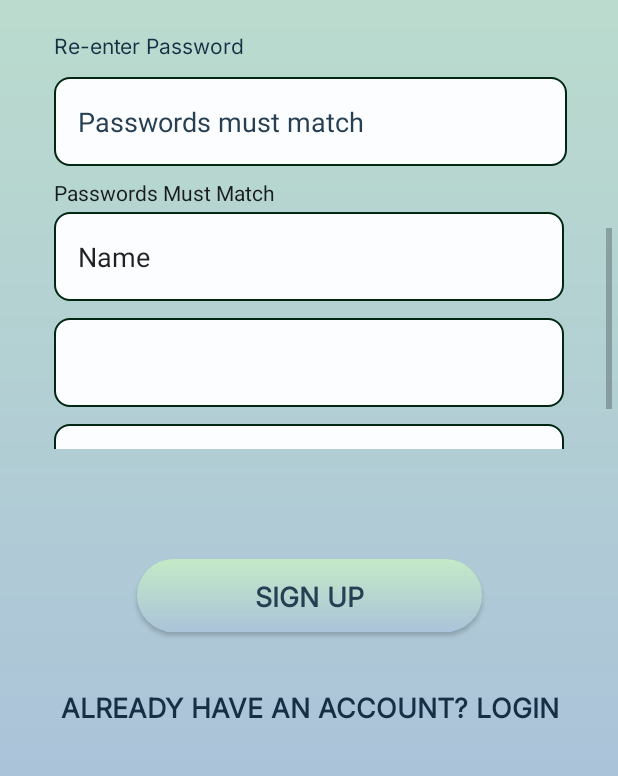
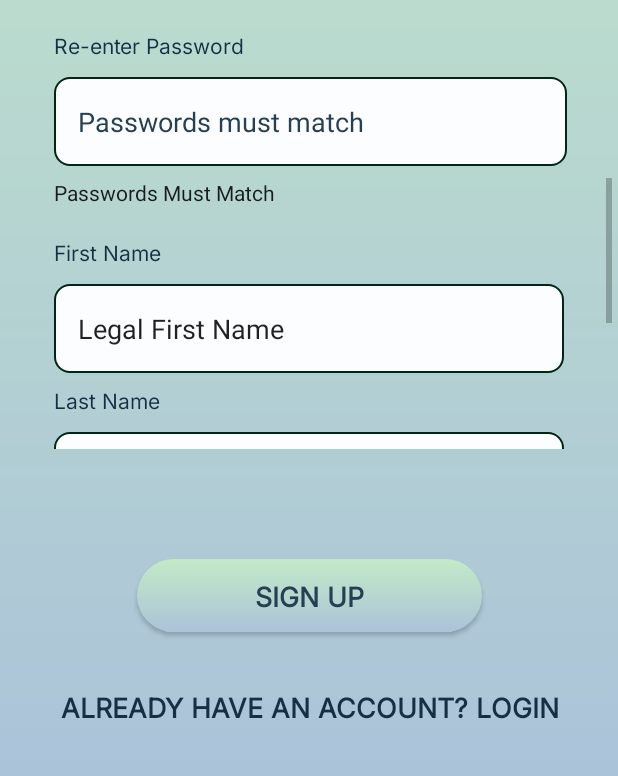
Before and after one commit to FullSailPatrick/2025May_Team03, an Android app: the layout createaccount.xml on its own in the app's theme, with its tools: preview values and no code run, scrolled down 441 dp, on a phone screen of 412 x 824 dp, the part 460-1236 px from its top. Run offline under Robolectric (Android 15) with nearby library versions, the light colour scheme and no system bars; Roboto replaces fonts that are not available here.

Commit message:
# Finished remaining open tasks for create a user menu -> re-organized the strings file and added headers to improve readability of the XML code

```diff
--- a/App/app/src/main/res/layout/createaccount.xml
+++ b/App/app/src/main/res/layout/createaccount.xml
@@ -166,13 +166,23 @@
                 android:textColorHint="#263F53" />
 
             <CheckedTextView
-                android:id="@+id/checkedTextView"
+                android:id="@+id/confirm_password_requirements"
                 android:layout_width="match_parent"
                 android:layout_height="wrap_content"
-                android:text="@string/passwords_must_match" />
+                android:layout_marginBottom="20dp"
+                android:text="@string/confirm_password_requirements" />
+
+            <TextView
+                android:id="@+id/first_name_label"
+                android:layout_width="wrap_content"
+                android:layout_height="wrap_content"
+                android:layout_marginBottom="8dp"
+                android:fontFamily="@font/inter"
+                android:text="@string/first_name"
+                android:textColor="@color/button_text_color" />
 
             <EditText
-                android:id="@+id/editTextText"
+                android:id="@+id/first_name"
                 android:layout_width="340dp"
                 android:layout_height="59dp"
                 android:layout_marginTop="3dp"
@@ -183,11 +193,44 @@
                 android:inputType="text"
                 android:minHeight="48dp"
                 android:selectAllOnFocus="true"
-                android:text="Name"
+                android:text="@string/new_first_name_tip"
                 android:textColorHint="#263F53" />
 
+            <TextView
+                android:id="@+id/last_name_label"
+                android:layout_width="wrap_content"
+                android:layout_height="wrap_content"
+                android:layout_marginBottom="8dp"
+                android:fontFamily="@font/inter"
+                android:text="@string/last_name"
+                android:textColor="@color/button_text_color" />
+
             <EditText
-                android:id="@+id/editTextPhone"
+                android:id="@+id/last_name"
+                android:layout_width="340dp"
+                android:layout_height="59dp"
+                android:layout_marginTop="3dp"
+                android:layout_marginBottom="8dp"
+                android:autofillHints="Email"
+                android:background="@drawable/rounded_text"
+                android:ems="10"
+                android:inputType="text"
+                android:minHeight="48dp"
+                android:selectAllOnFocus="true"
+                android:text="@string/last_name_tip"
+                android:textColorHint="#263F53" />
+
+            <TextView
+                android:id="@+id/user_phone_label"
+                android:layout_width="wrap_content"
+                android:layout_height="wrap_content"
+                android:layout_marginBottom="8dp"
+                android:fontFamily="@font/inter"
+                android:text="@string/user_phone"
+                android:textColor="@color/button_text_color" />
+
+            <EditText
+                android:id="@+id/user_phone_number"
                 android:layout_width="340dp"
                 android:layout_height="59dp"
                 android:layout_marginTop="3dp"
@@ -198,8 +241,17 @@
                 android:inputType="phone"
                 android:minHeight="48dp" />
 
+            <TextView
+                android:id="@+id/user_address_label"
+                android:layout_width="wrap_content"
+                android:layout_height="wrap_content"
+                android:layout_marginBottom="8dp"
+                android:fontFamily="@font/inter"
+                android:text="@string/user_address"
+                android:textColor="@color/button_text_color" />
+
             <EditText
-                android:id="@+id/editTextTextPostalAddress"
+                android:id="@+id/user_postal_address"
                 android:layout_width="340dp"
                 android:layout_height="59dp"
                 android:layout_marginTop="3dp"
--- a/App/app/src/main/res/layout/login.xml
+++ b/App/app/src/main/res/layout/login.xml
@@ -15,7 +15,7 @@
         android:layout_marginTop="48dp"
         android:autofillHints="Email"
         android:background="@drawable/rounded_text"
-        android:hint="@string/Email"
+        android:hint="@string/Email_tip"
         android:inputType="textEmailAddress"
         android:minHeight="48dp"
         android:selectAllOnFocus="true"
@@ -30,9 +30,9 @@
         android:layout_width="342dp"
         android:layout_height="59dp"
         android:layout_marginTop="48dp"
-        android:autofillHints="@string/prompt_password"
+        android:autofillHints="@string/prompt_password_tip"
         android:background="@drawable/rounded_text"
-        android:hint="@string/prompt_password"
+        android:hint="@string/prompt_password_tip"
         android:imeActionLabel="@string/action_sign_in_short"
         android:imeOptions="actionDone"
         android:inputType="textPassword"
--- a/App/app/src/main/res/values/strings.xml
+++ b/App/app/src/main/res/values/strings.xml
@@ -1,41 +1,50 @@
 <resources>
+
+    <!-- Screen Element Labels -->
     <string name="app_name">SpotMe</string>
     <string name="app_logo">app_logo</string>
-    <string name="Email">Enter Email Or Username</string>
-    <string name="prompt_password">Enter Password</string>
     <string name="action_sign_in_short">action_sign_in_short</string>
     <string name="action_sign_in">Log In</string>
     <string name="action_create_account">Create Account</string>
     <string name="action_forgot_password">Forgot Password?</string>
     <string name="spotme">SpotMe</string>
+    <string name="sign_up">Sign Up</string>
+    <string name="return_to_login">Already have an account? Login</string>
+
+    <!-- Text Box Labels -->
+    <string name="last_name">Last Name</string>
+    <string name="new_username">Create A Username</string>
+    <string name="new_password">Create Password</string>
+    <string name="first_name">First Name</string>
+    <string name="new_user_password">Re-enter Password</string>
+    <string name="new_user_email">Email Address</string>
     <string name="username">Username</string>
     <string name="password">Password</string>
-    <string name="sign_up">Sign Up</string>
-    <string name="return_to_login">Already have an account? Login</string>
-    <string name="new_user_email">Email Address</string>
+    <string name="user_phone">Phone Number</string>
+    <string name="user_address">Mailing Address</string>
+
+    <!-- Text Input tips text -->
+    <string name="Email_tip">Enter Email Or Username</string>
+    <string name="prompt_password_tip">Enter Password</string>
     <string name="new_user_email_tip">Email</string>
+    <string name="new_confirm_password_tip">Passwords must match</string>
+    <string name="new_password_tip">Password</string>
+    <string name="new_first_name_tip">Legal First Name</string>
+    <string name="new_username_tip">Username</string>
+    <string name="last_name_tip">Legal Last Name</string>
+
+    <!-- Requirements text -->
+    <string name="confirm_password_requirements">Passwords Must Match</string>
+    <string name="new_password_requirements"><![CDATA[
+      - Must be at least 8 characters long\n
+    - Must contain: 1 Number\n
+    - Must contain: 1 Capitol letter\n
+    - Must contain: 1 Special character
+        ]]></string>
     <string name="new_username_requirements"><![CDATA[
     - Must be at least 8 characters long\n
     - Can not match email\n
     - Can not contain special characters
         ]]></string>
-    <string name="new_username">Create A Username</string>
-    <string name="new_username_tip">Username</string>
-    <string name="new_password">Create Password</string>
-    <string name="new_password_tip">Password</string>
-    <string name="new_password_requirements"><![CDATA[
-    - Must be at least 8 characters long\n
-    - Must contain: 1 Number\n
-    - Must contain: 1 Capitol letter\n
-    - Must contain: 1 Special character
-        ]]></string>
-    <string name="new_user_password">Re-enter Password</string>
-    <string name="new_confirm_password_tip">Passwords must match</string>
-    <string name="first_name">Full First Name</string>
-    <string name="new_first_name_tip">Legal First Name</string>
-    <string name="last_name">Last Name</string>
-    <string name="last_name_tip">Legal Last Name</string>
-    <string name="passwords_must_match">Passwords Must Match</string>
-
 
 </resources>
```
